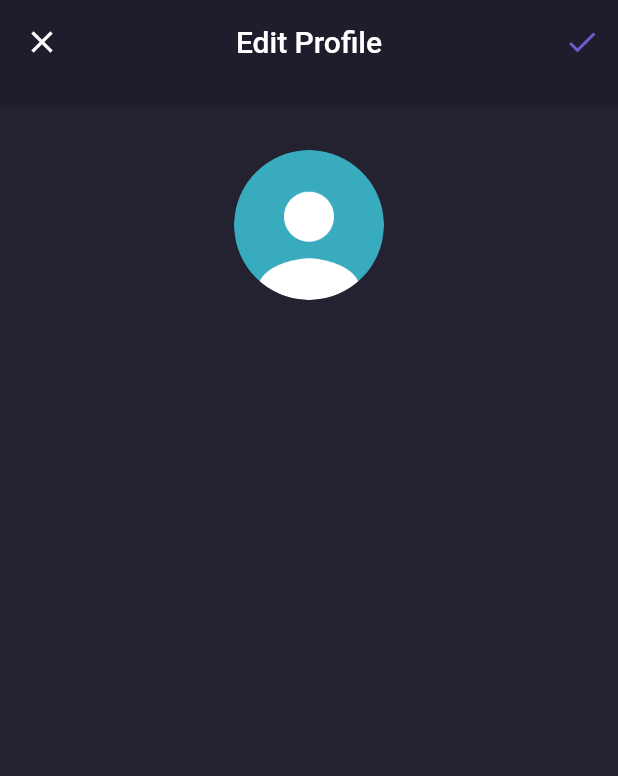
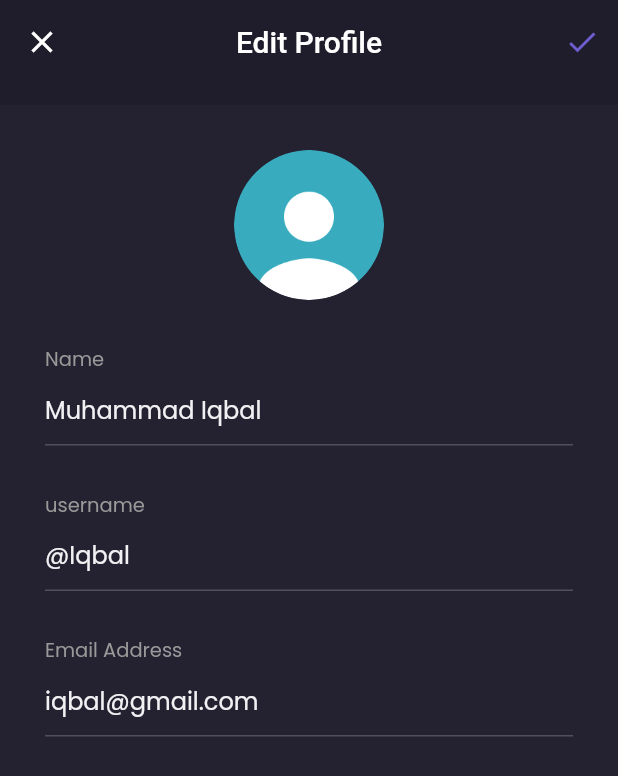
Before and after one commit to mhdiqbl/ecomercesepatu, a Flutter app: the EditProfilePage screen opened by its route, on a phone screen of 412 x 824 dp. Shown: the top 776 px of the screen. Run offline on Flutter 3.47's test engine with Material 2 defaults, Android fonts, the phone set to English and light mode, and no system bars; our stand-ins replace google_fonts.

Commit message:
Slicing Edit Profile Page Bagian Input

```diff
--- a/lib/pages/edit_profile_page.dart
+++ b/lib/pages/edit_profile_page.dart
@@ -6,7 +6,92 @@ class EditProfilePage extends StatelessWidget {
 
   @override
   Widget build(BuildContext context) {
+    Widget nameInput() {
+      return Container(
+        margin: EdgeInsets.only(
+          top: 30,
+        ),
+        child: Column(
+          crossAxisAlignment: CrossAxisAlignment.start,
+          children: [
+            Text(
+              'Name',
+              style: secondaryTextStyle.copyWith(
+                fontSize: 13,
+              ),
+            ),
+            TextFormField(
+              style: primaryTextStyle,
+              decoration: InputDecoration(
+                hintText: 'Muhammad Iqbal',
+                hintStyle: primaryTextStyle,
+                enabledBorder: UnderlineInputBorder(
+                  borderSide: BorderSide(color: subtitleColor)
+                )
+              ),
+            )
+          ],
+        ),
+      );
+    }
 
+    Widget usernameInput() {
+      return Container(
+        margin: EdgeInsets.only(
+          top: 30,
+        ),
+        child: Column(
+          crossAxisAlignment: CrossAxisAlignment.start,
+          children: [
+            Text(
+              'username',
+              style: secondaryTextStyle.copyWith(
+                fontSize: 13,
+              ),
+            ),
+            TextFormField(
+              style: primaryTextStyle,
+              decoration: InputDecoration(
+                hintText: '@Iqbal',
+                hintStyle: primaryTextStyle,
+                enabledBorder: UnderlineInputBorder(
+                  borderSide: BorderSide(color: subtitleColor)
+                )
+              ),
+            )
+          ],
+        ),
+      );
+    }
+
+    Widget emailInput() {
+      return Container(
+        margin: EdgeInsets.only(
+          top: 30,
+        ),
+        child: Column(
+          crossAxisAlignment: CrossAxisAlignment.start,
+          children: [
+            Text(
+              'Email Address',
+              style: secondaryTextStyle.copyWith(
+                fontSize: 13,
+              ),
+            ),
+            TextFormField(
+              style: primaryTextStyle,
+              decoration: InputDecoration(
+                hintText: 'iqbal@gmail.com',
+                hintStyle: primaryTextStyle,
+                enabledBorder: UnderlineInputBorder(
+                  borderSide: BorderSide(color: subtitleColor)
+                )
+              ),
+            )
+          ],
+        ),
+      );
+    }
 
     Widget content() {
       return Container(
@@ -28,10 +113,13 @@ class EditProfilePage extends StatelessWidget {
                 image: DecorationImage(
                   image: AssetImage(
                     'assets/image_profile.png',
-                  )
-                )
                   ),
-            )
+                ),
+              ),
+            ),
+            nameInput(),
+            usernameInput(),
+            emailInput(),
           ],
         ),
       );
@@ -52,7 +140,8 @@ class EditProfilePage extends StatelessWidget {
           elevation: 0,
           centerTitle: true,
           title: Text('Edit Profile'),
-        actions: [IconButton(
+          actions: [
+            IconButton(
               icon: Icon(
                 Icons.check,
                 color: primaryColor,
@@ -63,6 +152,7 @@ class EditProfilePage extends StatelessWidget {
         ),
       ),
       body: content(),
+      resizeToAvoidBottomInset: false,
     );
   }
 }
```
Lines whose indentation alone changed are shown as unchanged.
